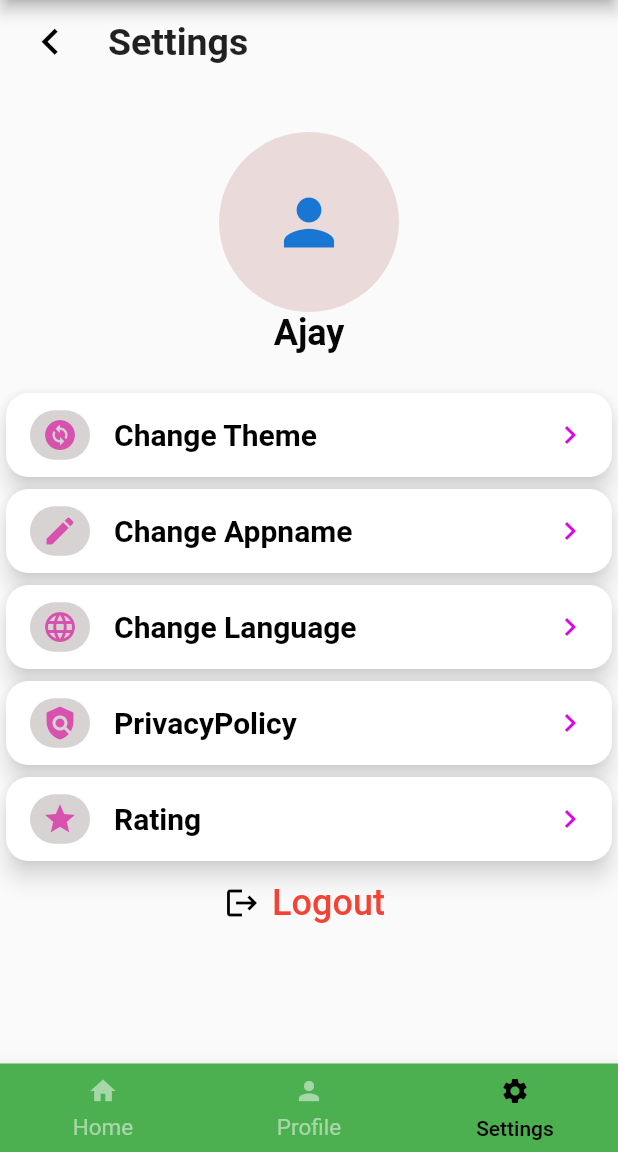
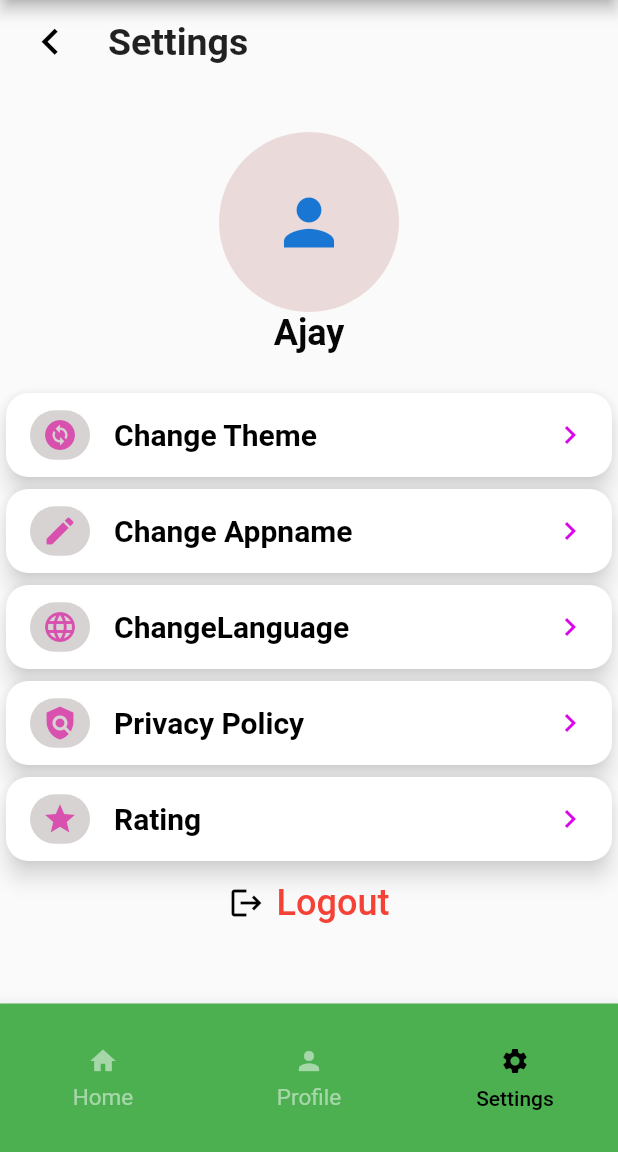
Before and after one commit to ajaymrbijak/comfort, a Flutter app: the HomeView screen opened by its route, item 3 of the bottom bar chosen, on a phone screen of 412 x 824 dp, the part 84-1236 px from its top. Run offline on Flutter 3.47's test engine with Material 2 defaults, Android fonts, the phone set to English and light mode, and no system bars; our stand-ins replace get, get_storage, otp_text_field, rating_dialog; accounts and stored records are empty.

Commit message:
Settingd Feature

```diff
--- a/lib/app/modules/dashboard/bottom_navigation_pages/profile/profile_page.dart
+++ b/lib/app/modules/dashboard/bottom_navigation_pages/profile/profile_page.dart
@@ -1,10 +1,11 @@
 import 'package:flutter/material.dart';
+import 'package:get/get.dart';
 
 class ProfilePage extends StatelessWidget {
   const ProfilePage({Key? key}) : super(key: key);
 
   @override
   Widget build(BuildContext context) {
-    return const Center(child: Text('Hello profile'));
+    return Center(child: Text('profiletitle'.tr));
   }
 }
--- a/lib/app/modules/dashboard/bottom_navigation_pages/settings/settings_fetures/language/change_language.dart
+++ b/lib/app/modules/dashboard/bottom_navigation_pages/settings/settings_fetures/language/change_language.dart
@@ -0,0 +1,68 @@
+import 'package:get/route_manager.dart';
+
+class LocaleLanguage extends Translations {
+  @override
+  Map<String, Map<String, String>> get keys => {
+        'en_US': {
+          'home': 'Home',
+          'hometitle': 'Hello Home',
+          'profile': 'Profile',
+          'profiletitle': 'Hello profile',
+          'settings': 'Settings',
+          'themechange': 'Change Theme',
+          'appnamechange': 'Change Appname',
+          'languagechange': 'ChangeLanguage',
+          'prpolicy': 'Privacy Policy',
+          'rating': 'Rating',
+          'logout': 'Logout',
+          'mobileindication': 'Enter Mobile number',
+          'mobile': 'Mobile number',
+          'mobiledes': 'Enter 10 digit Mobile number',
+          'exit': 'Exit',
+          'login': 'Login',
+          'otp': 'Enter 6 digit otp',
+          'verify': 'Verify',
+          'snackbaruser': 'User',
+          'snackbarlogindes': 'Login  Successfully',
+          'snackbarlogout': 'Logout Successfully',
+          'ratingdialoge': 'Rating Dialog',
+          'ratingdescription':
+              'Tap a star to set your rating. \nAdd more description here if you want.',
+          'ratingaboutapp': 'About the Application',
+          'continue': 'Submit',
+          'appclosedialoge': 'Close',
+          'textlabeldialoge': 'App name',
+          'descpdialog': 'Enter a pricise name to the app',
+        },
+        'hi_IN': {
+          'home': 'होम',
+          'hometitle': 'नमस्ते होम',
+          'profiletitle': 'नमस्ते प्रोफ़ाइल',
+          'settings': 'Settings',
+          'themechange': 'थीम',
+          'appnamechange': 'ऐप का नाम बदलें',
+          'languagechange': 'भाषा',
+          'prpolicy': 'गोपनीयता नीति',
+          'rating': 'रेटिंग',
+          'logout': 'लॉगआउट',
+          'mobileindication': 'मोबाइल नंबर दर्ज करें',
+          'mobile': 'मोबाइल नंबर',
+          'mobiledes': '10 अंकों का मोबाइल नंबर दर्ज करें',
+          'exit': 'बाहर निकलना',
+          'login': 'लॉगइन',
+          'otp': '6 अंकों का ओटीपी दर्ज करें',
+          'verify': 'सत्यापित करना',
+          'snackbaruser': 'उपयोगकर्ता',
+          'snackbarlogindes': 'लॉगइन सफलता',
+          'snackbarlogout': 'लॉगआउट  सफलता',
+          'ratingdialoge': 'रेटिंग संवाद',
+          'ratingdescription':
+              'अपनी रेटिंग सेट करने के लिए किसी सितारे पर टैप करें। यदि आप चाहें तो यहां और विवरण जोड़ें।',
+          'ratingaboutapp': 'इस एप्लिकेशन के बारे में',
+          'continue': 'प्रस्तुत करना',
+          'appclosedialoge': 'बंद करना',
+          'textlabeldialoge': 'एप्लिकेशन का नाम',
+          'descpdialog': 'ऐप में एक मूल्य नाम दर्ज करें',
+        },
+      };
+}
--- a/lib/app/modules/dashboard/bottom_navigation_pages/settings/settings_fetures/rating/rating_dialog.dart
+++ b/lib/app/modules/dashboard/bottom_navigation_pages/settings/settings_fetures/rating/rating_dialog.dart
@@ -8,13 +8,12 @@ void showRatingDialog() {
         starColor: Colors.amber,
         title: const Text('Rating Dialog'),
         // ignore: prefer_const_constructors
-        message: Text(
-            'Tap a star to set your rating. \nAdd more description here if you want.'),
+        message: Text('ratingdescription'.tr),
         image: Image.asset(
           "assets/logo.jpg",
           height: 100,
         ),
-        commentHint: " About the Application",
+        commentHint: " ratingaboutapp".tr,
         submitButtonText: 'Submit',
         onCancelled: () => print('cancelled'),
         onSubmitted: (response) {
--- a/lib/app/modules/dashboard/bottom_navigation_pages/settings/settingsview/settings_card_view.dart
+++ b/lib/app/modules/dashboard/bottom_navigation_pages/settings/settingsview/settings_card_view.dart
@@ -38,6 +38,7 @@ class SettingsCard extends StatelessWidget {
                     fontSize: 20,
                     fontWeight: FontWeight.bold,
                     color: Color.fromARGB(255, 0, 0, 0)),
+                // color: Get.theme.textTheme.bodyText1!.color),
               ),
               trailing: const Icon(
                 Icons.chevron_right_sharp,
--- a/lib/app/modules/dashboard/bottom_navigation_pages/settings/settingsview/settings_controller.dart
+++ b/lib/app/modules/dashboard/bottom_navigation_pages/settings/settingsview/settings_controller.dart
@@ -10,13 +10,18 @@ class SettingsController extends GetxController {
   final themeStorageKey = 'theme'.obs;
   RxBool isDarkMode = false.obs;
   //For Changing Appname
-  RxString statustitle = 'Comfort'.obs;
+  RxString statustitle = ''.obs;
   TextEditingController textController = TextEditingController();
+
+  //
+  // RxString applanguage = ''.obs;
 
   @override
   void onInit() {
     super.onInit();
-    isDarkMode.value = getStorage.read('theme');
+    // isDarkMode.value = getStorage.read('theme');
+    statustitle.value = getapptitle();
+    // applanguage.value = getapplanguage();
     name = getStorage.read("mobile");
   }
 
@@ -54,7 +59,8 @@ class SettingsController extends GetxController {
   }
 
   void changeThemeMode() {
-    Get.changeTheme(ThemeData.light());
+    Get.changeThemeMode(isDarkMode.value ? ThemeMode.dark : ThemeMode.light);
+    // Get.changeTheme(Get.isDarkMode ? ThemeData.light() : ThemeData.dark());
     saveThemeMode(isDarkMode.value);
     // update();
   }
@@ -63,4 +69,20 @@ class SettingsController extends GetxController {
     getStorage.write('theme', isDarkMode);
     // print(getStorage.read(themeStorageKey));
   }
+
+  void savetile() {
+    getStorage.write('apptitle', statustitle.value);
+  }
+
+  String getapptitle() {
+    return getStorage.read('apptitle') ?? 'Comfort';
+  }
+
+  // void savelanguage() {
+  //   getStorage.write('applang', applanguage.value);
+  // }
+
+  // String getapplanguage() {
+  //   return getStorage.read('applang') ?? 'en_US';
+  // }
 }
--- a/lib/app/modules/dashboard/bottom_navigation_pages/settings/settingsview/settings_page.dart
+++ b/lib/app/modules/dashboard/bottom_navigation_pages/settings/settingsview/settings_page.dart
@@ -1,7 +1,7 @@
+import 'package:comfort/app/modules/dashboard/bottom_navigation_pages/settings/settings_fetures/language/languageselection.dart';
 import 'package:comfort/app/modules/dashboard/bottom_navigation_pages/settings/settings_fetures/privacypolicy/web_url.dart';
 import 'package:flutter/material.dart';
 import 'package:get/get.dart';
-import '../settings_fetures/appname/change_appname.dart';
 import '../settings_fetures/rating/rating_dialog.dart';
 import 'settings_card_view.dart';
 import 'settings_controller.dart';
@@ -9,7 +9,7 @@ import 'settings_controller.dart';
 // ignore: must_be_immutable
 class SettingsPage extends GetView<SettingsController> {
   SettingsPage({Key? key}) : super(key: key);
-  SettingsController control = SettingsController();
+  SettingsController control = Get.find<SettingsController>();
   @override
 
   //For listtile icon representation
@@ -21,11 +21,11 @@ class SettingsPage extends GetView<SettingsController> {
     IconData ratingicon = Icons.star;
 
     //For listtile title representation
-    String themes = "Change Theme";
-    String name = "Change Appname";
-    String language = "Change Language";
-    String privacy = "PrivacyPolicy";
-    String rating = "Rating";
+    String themes = 'themechange'.tr;
+    String name = 'appnamechange'.tr;
+    String language = 'languagechange'.tr;
+    String privacy = 'prpolicy'.tr;
+    String rating = 'rating'.tr;
 
     //final controller = Get.put(SettingsController());
 
@@ -34,21 +34,16 @@ class SettingsPage extends GetView<SettingsController> {
         builder: (controller) => Column(
           // ignore: prefer_const_literals_to_create_immutables
           children: [
-            // Obx(
-            //   () => Text(
-            //     controller.statustitle.value,
-            //     textAlign: TextAlign.center,
-            //   ),
-            // ),
-            const ListTile(
-              leading: Icon(
+            ListTile(
+              leading: const Icon(
                 Icons.chevron_left_sharp,
                 size: 35,
                 color: Colors.black,
               ),
               title: Text(
-                "Settings",
-                style: (TextStyle(fontSize: 25, fontWeight: FontWeight.bold)),
+                'settings'.tr,
+                style: (const TextStyle(
+                    fontSize: 25, fontWeight: FontWeight.bold)),
               ),
             ),
             const SizedBox(
@@ -93,12 +88,12 @@ class SettingsPage extends GetView<SettingsController> {
               onpress: () => Get.defaultDialog(
                   barrierDismissible: false,
                   cancel: TextButton(
-                    child: const Text("CLOSE"),
+                    child: Text('appdialoge'.tr),
                     onPressed: () {
                       Get.back();
                     },
                   ),
-                  title: "Change App name",
+                  title: "appnamechange".tr,
                   content: Column(
                     children: [
                       Center(
@@ -120,13 +115,44 @@ class SettingsPage extends GetView<SettingsController> {
                     child: Text("Submit"),
                     onPressed: () {
                       control.statustitle.value = control.textController.text;
+                      control.savetile();
                       Get.back();
                       print(control.statustitle.value);
                     },
                   )),
             ),
             SettingsCard(
-                logo: changelanguage, subject: language, onpress: appname),
+                logo: changelanguage,
+                subject: language,
+                onpress: () => {
+                      Get.bottomSheet(
+                          Container(
+                            width: double.infinity,
+                            child: Padding(
+                              padding: const EdgeInsets.all(100.0),
+                              child: Column(
+                                // mainAxisAlignment: MainAxisAlignment,
+                                children: [
+                                  const Text(
+                                    "Choose a language",
+                                    style: TextStyle(
+                                      fontWeight: FontWeight.bold,
+                                    ),
+                                  ),
+                                  Languageview()
+                                ],
+                              ),
+                            ),
+                          ),
+                          elevation: 20.0,
+                          enableDrag: false,
+                          backgroundColor: Colors.white,
+                          shape: const RoundedRectangleBorder(
+                              borderRadius: BorderRadius.only(
+                            topLeft: Radius.circular(30.0),
+                            topRight: Radius.circular(30.0),
+                          )))
+                    }),
             SettingsCard(
               logo: privacyicon,
               subject: privacy,
@@ -142,8 +168,8 @@ class SettingsPage extends GetView<SettingsController> {
                   onPressed: () {
                     controller.logout();
                     Get.snackbar(
-                      "User",
-                      "Logout Successfully",
+                      'snackbaruser'.tr,
+                      'snackbarlogout'.tr,
                       snackPosition: SnackPosition.TOP,
                       colorText: Colors.white,
                       backgroundColor: Colors.black,
@@ -153,9 +179,9 @@ class SettingsPage extends GetView<SettingsController> {
                     Icons.logout,
                     color: Color.fromARGB(255, 0, 0, 0),
                   ),
-                  label: const Text(
-                    "Logout ",
-                    style: TextStyle(
+                  label: Text(
+                    'logout'.tr,
+                    style: const TextStyle(
                       color: Colors.red,
                       fontSize: 24,
                     ),
--- a/lib/app/modules/dashboard/home/home_view.dart
+++ b/lib/app/modules/dashboard/home/home_view.dart
@@ -23,7 +23,8 @@ class HomeView extends GetView<HomeController> {
   final HomeController loadingPageController =
       Get.put(HomeController(), permanent: false);
   //SettingsController sController = SettingsController();
-  SettingsController sController = Get.put(SettingsController());
+  SettingsController sController =
+      Get.put<SettingsController>(SettingsController());
 
   @override
   Widget build(BuildContext context) {
@@ -57,7 +58,8 @@ class HomeView extends GetView<HomeController> {
       () => MediaQuery(
         data: MediaQuery.of(context).copyWith(textScaleFactor: 1.0),
         child: SizedBox(
-          height: 59,
+          //ORIGINALLY IT HAS 59
+          height: 99,
           child: BottomNavigationBar(
             showUnselectedLabels: true,
             showSelectedLabels: true,
@@ -78,7 +80,7 @@ class HomeView extends GetView<HomeController> {
                     size: 20,
                   ),
                 ),
-                label: 'Home',
+                label: 'home'.tr,
                 backgroundColor: const Color.fromRGBO(36, 54, 101, 1.0),
               ),
               BottomNavigationBarItem(
@@ -89,7 +91,7 @@ class HomeView extends GetView<HomeController> {
                     size: 20,
                   ),
                 ),
-                label: 'Profile',
+                label: 'profile'.tr,
                 backgroundColor: const Color.fromRGBO(36, 54, 101, 1.0),
               ),
               BottomNavigationBarItem(
@@ -100,7 +102,7 @@ class HomeView extends GetView<HomeController> {
                     size: 20,
                   ),
                 ),
-                label: 'Settings',
+                label: 'settings'.tr,
                 backgroundColor: const Color.fromRGBO(36, 54, 101, 1.0),
               )
             ],
--- a/lib/app/routes/app_pages.dart
+++ b/lib/app/routes/app_pages.dart
@@ -19,7 +19,9 @@ class AppPages {
         binding: SplashBinding()),
     GetPage(name: Routes.home, page: () => HomeView(), binding: HomeBinding()),
     GetPage(
-        name: Routes.login, page: () => LoginView(), binding: LoginBinding()),
+        name: Routes.login,
+        page: () => const LoginView(),
+        binding: LoginBinding()),
     GetPage(
       name: Routes.otp,
       page: () => const OtpView(),
--- a/lib/main.dart
+++ b/lib/main.dart
@@ -1,5 +1,6 @@
 import 'package:flutter/material.dart';
 import 'package:get/route_manager.dart';
+import 'app/modules/dashboard/bottom_navigation_pages/settings/settings_fetures/language/change_language.dart';
 import 'app/modules/dashboard/bottom_navigation_pages/settings/settings_fetures/theme/theme.dart';
 import 'app/modules/dashboard/bottom_navigation_pages/settings/settingsview/settings_controller.dart';
 import 'app/routes/app_pages.dart';
@@ -18,6 +19,8 @@ class MyApp extends StatelessWidget {
     SettingsController controller = SettingsController();
     return GetMaterialApp(
       title: 'Comfort',
+      translations: LocaleLanguage(),
+      locale: const Locale('en', 'US'),
       theme: Themes.lightTheme,
       themeMode: controller.getThemeMode(),
       darkTheme: Themes.darkTheme,
```
Also changed, not shown: lib/app/modules/dashboard/bottom_navigation_pages/homeview/home_page.dart (+2 -78 lines), lib/app/modules/dashboard/bottom_navigation_pages/settings/settings_fetures/appname/change_appname.dart (+8 -9 lines), lib/app/modules/dashboard/bottom_navigation_pages/settings/settings_fetures/language/languageselection.dart (added, +57 -0 lines), lib/app/modules/login/login_view.dart (+15 -14 lines), lib/app/modules/otp/otp_view.dart (+6 -5 lines), 3 other files.
